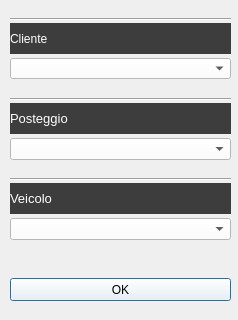
This is NuovaPrenotazione.ui in riccardomalpiedi/parcheggio as Qt 5 draws it before an edit; both pictures show x 0 to 238 and y 142 to 462 of the 238 by 462 pixel window. The edited form follows.
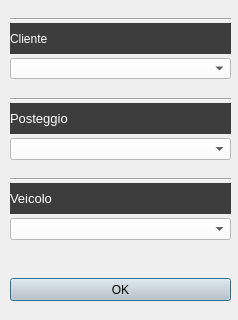
This is the edited form.

What changed in the file:
```diff
--- a/NuovaPrenotazione.ui
+++ b/NuovaPrenotazione.ui
@@ -136,7 +136,7 @@
     <cursorShape>PointingHandCursor</cursorShape>
    </property>
    <property name="styleSheet">
-    <string notr="true">background-color: rgb(255, 255, 255);
+    <string notr="true">background-color: rgb(202, 202, 202);
 color: rgb(0, 0, 0);</string>
    </property>
    <property name="text">
```
